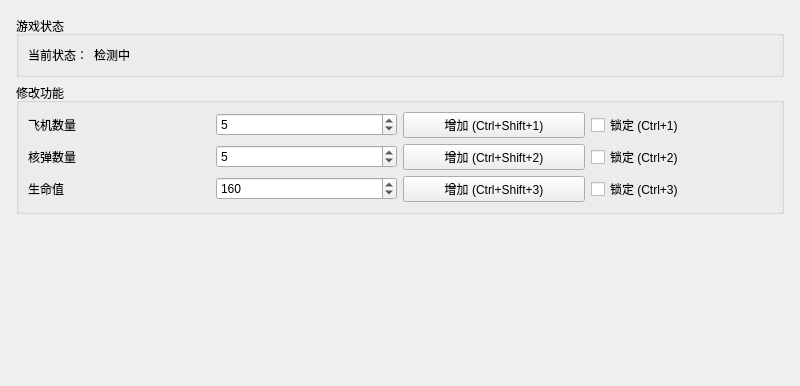
This is mainwindow.ui in kyarurat/demon-star-trainer as Qt 5 draws it before an edit; both pictures show x 0 to 800 and y 0 to 386 of the 800 by 600 pixel window. The edited form follows.
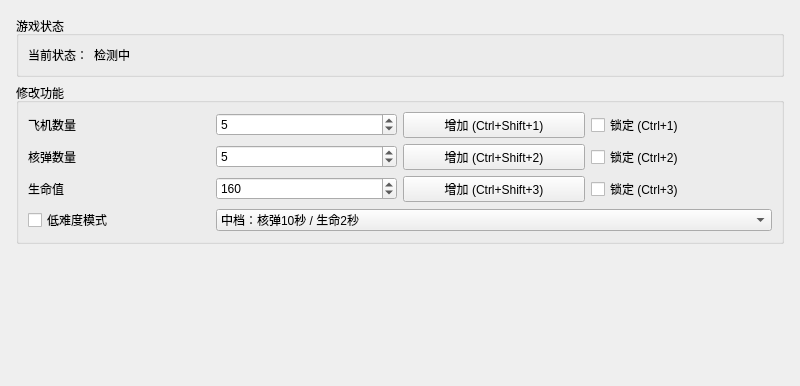
This is the edited form.

Commit message: feat: add easy mode auto recovery

```diff
--- a/mainwindow.ui
+++ b/mainwindow.ui
@@ -171,6 +171,35 @@
          </property>
         </widget>
        </item>
+       <item row="3" column="0">
+        <widget class="QCheckBox" name="easyModeCheckBox">
+         <property name="text">
+          <string>低难度模式</string>
+         </property>
+        </widget>
+       </item>
+       <item row="3" column="1" colspan="3">
+        <widget class="QComboBox" name="easyModeLevelComboBox">
+         <property name="currentIndex">
+          <number>1</number>
+         </property>
+         <item>
+          <property name="text">
+           <string>低档：核弹15秒 / 生命3秒</string>
+          </property>
+         </item>
+         <item>
+          <property name="text">
+           <string>中档：核弹10秒 / 生命2秒</string>
+          </property>
+         </item>
+         <item>
+          <property name="text">
+           <string>高档：核弹5秒 / 生命1秒</string>
+          </property>
+         </item>
+        </widget>
+       </item>
       </layout>
      </widget>
     </item>
```
The commit also changes 8 other files.
